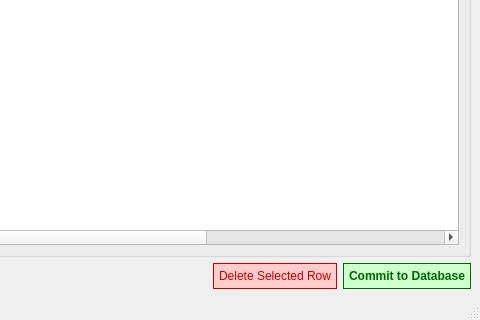
This is mpcamera/layouts/resultsWindow.ui in AkunoCode/MP-Camera as Qt 5 draws it before an edit; both pictures show x 720 to 1200 and y 480 to 800 of the 1200 by 800 pixel window. The edited form follows.
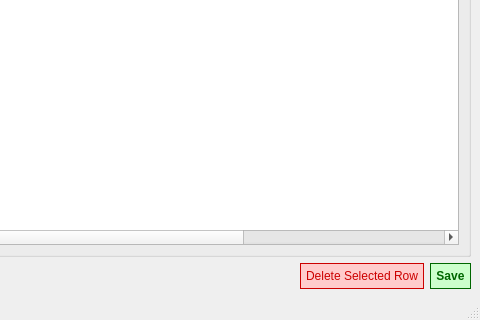
This is the edited form.

Commit message: feat: Connect ResultsWindow save signal to handle edits and update local data

What changed in the file:
```diff
--- a/mpcamera/layouts/resultsWindow.ui
+++ b/mpcamera/layouts/resultsWindow.ui
@@ -106,11 +106,6 @@
             <string>Minor Axis</string>
            </property>
           </column>
-          <column>
-           <property name="text">
-            <string>Verification</string>
-           </property>
-          </column>
          </widget>
         </item>
        </layout>
@@ -153,7 +148,10 @@
       <item>
        <widget class="QPushButton" name="btnSave">
         <property name="text">
-         <string>Commit to Database</string>
+       <string>Save</string>
+      </property>
+      <property name="toolTip">
+       <string>Save verified results (send to Directus)</string>
         </property>
         <property name="styleSheet">
          <string>background-color: #ccffcc; color: #006600; border: 1px solid #006600; padding: 5px; font-weight: bold;</string>
```
Lines whose indentation alone changed are shown as unchanged. The commit also changes 2 other files.
